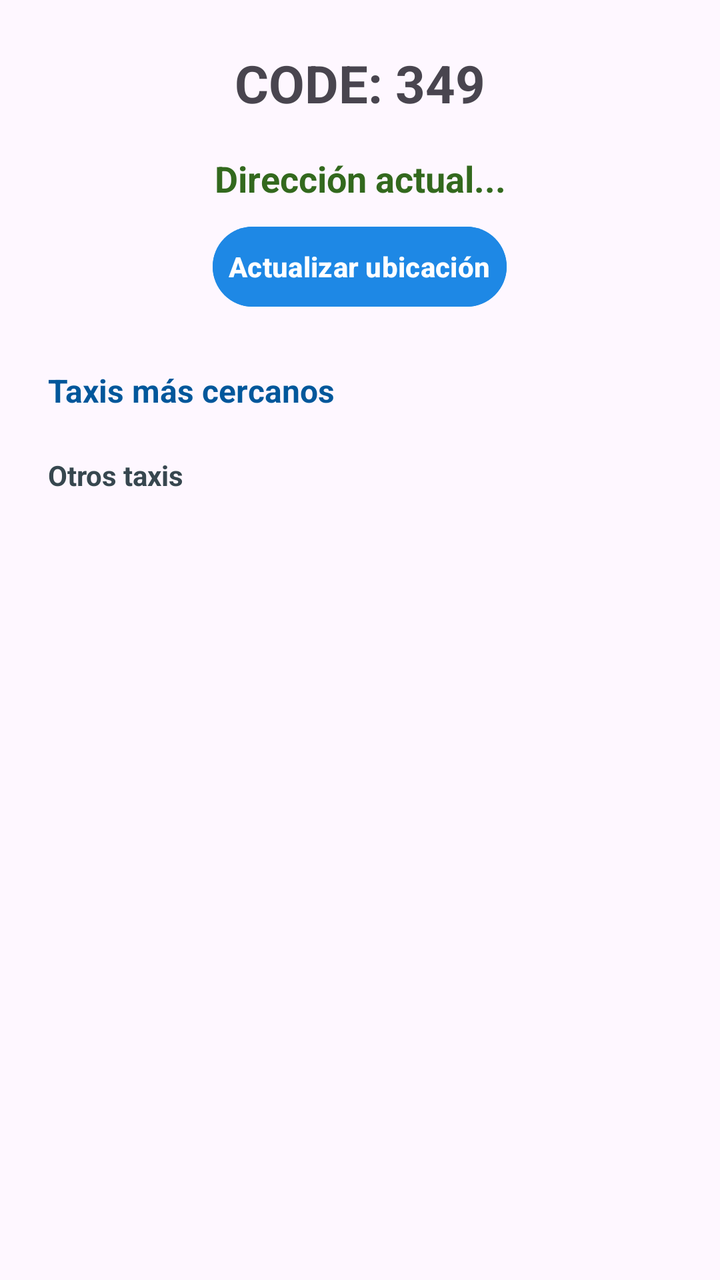
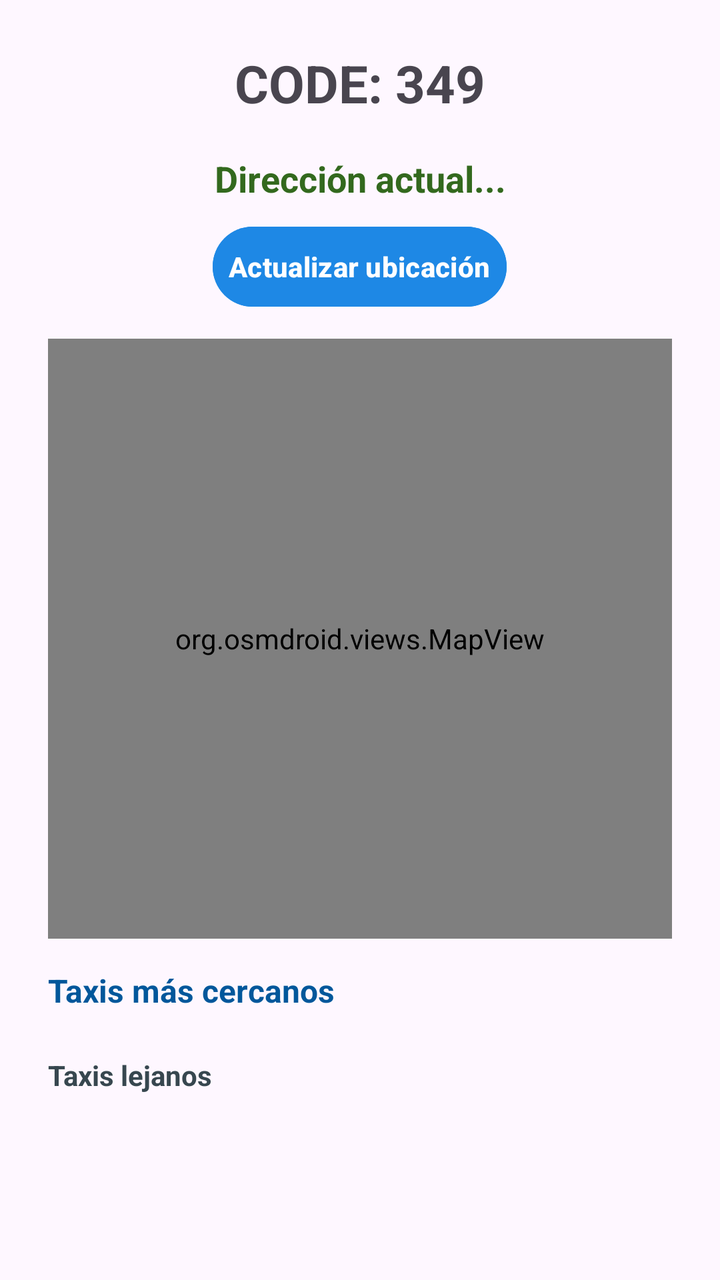

Before-and-after screenshots of an Android layout around one commit, followed by the original layout XML and the change that was made.
<!-- AndroidManifest.xml: application theme Theme.TaxiGPS -->
<!-- res/layout/activity_main.xml -->
<?xml version="1.0" encoding="utf-8"?>
<ScrollView xmlns:android="http://schemas.android.com/apk/res/android"
    android:layout_width="match_parent"
    android:layout_height="match_parent">


    <LinearLayout
        android:orientation="vertical"
        android:layout_width="match_parent"
        android:layout_height="wrap_content"
        android:padding="24dp">

        <TextView
            android:id="@+id/tvCodigo"
            android:layout_width="match_parent"
            android:layout_height="wrap_content"
            android:text="CODE: 349"
            android:textSize="26sp"
            android:textStyle="bold"
            android:gravity="center"
            android:paddingBottom="10dp"/>

        <TextView
            android:id="@+id/tvDireccion"
            android:layout_width="match_parent"
            android:layout_height="wrap_content"
            android:textSize="18sp"
            android:textStyle="bold"
            android:textColor="#33691E"
            android:gravity="center"
            android:padding="8dp"
            android:text="Dirección actual..." />

        <Button
            android:id="@+id/btnActualizar"
            android:layout_width="wrap_content"
            android:layout_height="wrap_content"
            android:text="Actualizar ubicación"
            android:textStyle="bold"
            android:textAllCaps="false"
            android:layout_gravity="center_horizontal"
            android:padding="8dp"
            android:backgroundTint="#1E88E5"
            android:textColor="#fff"
            android:layout_marginBottom="12dp"/>

        <TextView
            android:id="@+id/tvLabelCercanos"
            android:layout_width="wrap_content"
            android:layout_height="wrap_content"
            android:text="Taxis más cercanos"
            android:textStyle="bold"
            android:textSize="16sp"
            android:paddingTop="15dp"
            android:paddingBottom="7dp"
            android:textColor="#01579B"/>

        <TableLayout
            android:id="@+id/tableCercanos"
            android:layout_width="match_parent"
            android:layout_height="wrap_content"
            android:stretchColumns="*"/>

        <TextView
            android:id="@+id/tvLabelResto"
            android:layout_width="wrap_content"
            android:layout_height="wrap_content"
            android:text="Otros taxis"
            android:textStyle="bold"
            android:textSize="14sp"
            android:paddingTop="15dp"
            android:textColor="#37474F"/>

        <TableLayout
            android:id="@+id/tableResto"
            android:layout_width="match_parent"
            android:layout_height="wrap_content"
            android:stretchColumns="*"/>
    </LinearLayout>
</ScrollView>
<!-- resources referenced by this layout -->
<resources>
  <style name="Theme.TaxiGPS" parent="Base.Theme.TaxiGPS" />
  <style name="Base.Theme.TaxiGPS" parent="Theme.Material3.DayNight.NoActionBar">
          
          
      </style>
</resources>

<!-- the commit's change to res/layout/activity_main.xml (unified diff, before → after) -->
@@ -2,7 +2,6 @@
 <ScrollView xmlns:android="http://schemas.android.com/apk/res/android"
     android:layout_width="match_parent"
     android:layout_height="match_parent">
-
 
     <LinearLayout
         android:orientation="vertical"
@@ -44,6 +43,12 @@
             android:textColor="#fff"
             android:layout_marginBottom="12dp"/>
 
+        
+        <org.osmdroid.views.MapView
+            android:id="@+id/map"
+            android:layout_width="match_parent"
+            android:layout_height="300dp"/>
+
         <TextView
             android:id="@+id/tvLabelCercanos"
             android:layout_width="wrap_content"
@@ -65,7 +70,7 @@
             android:id="@+id/tvLabelResto"
             android:layout_width="wrap_content"
             android:layout_height="wrap_content"
-            android:text="Otros taxis"
+            android:text="Taxis lejanos"
             android:textStyle="bold"
             android:textSize="14sp"
             android:paddingTop="15dp"
@@ -76,5 +81,6 @@
             android:layout_width="match_parent"
             android:layout_height="wrap_content"
             android:stretchColumns="*"/>
+
     </LinearLayout>
 </ScrollView>
